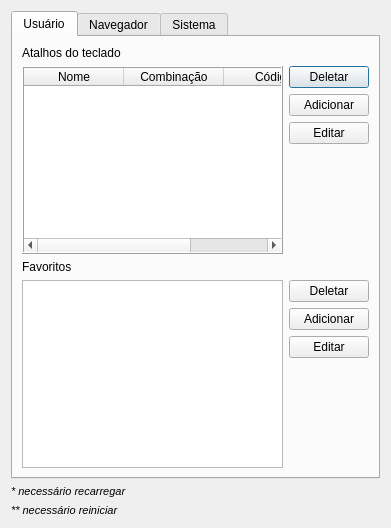
Before: the Qt Designer form Client/settings.ui in Margarina-not-butter/PestoWiki, drawn with Qt 5.
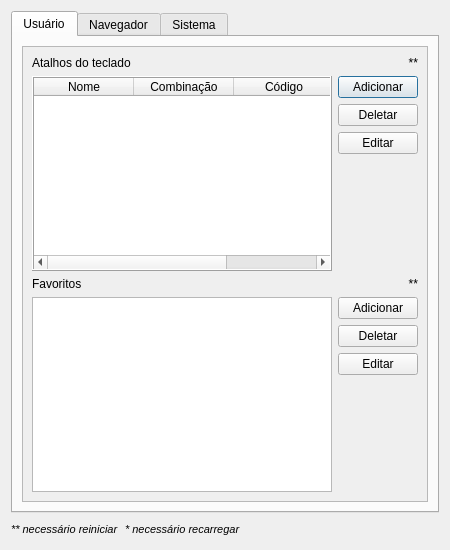
After: the same form once the commit is applied. The open tabs and pages were chosen to show the change. Icons and pictures are not drawn.

The edit to the form file:
```diff
--- a/Client/settings.ui
+++ b/Client/settings.ui
@@ -6,8 +6,8 @@
    <rect>
     <x>0</x>
     <y>0</y>
-    <width>391</width>
-    <height>528</height>
+    <width>450</width>
+    <height>550</height>
    </rect>
   </property>
   <property name="sizePolicy">
@@ -30,14 +30,31 @@
    <item>
     <widget class="QTabWidget" name="tabWidget">
      <property name="currentIndex">
-      <number>1</number>
+      <number>2</number>
      </property>
-     <widget class="QWidget" name="tab">
+     <widget class="QWidget" name="tabUser">
       <attribute name="title">
        <string>Usuário</string>
       </attribute>
       <layout class="QVBoxLayout" name="verticalLayout_5">
        <item>
+        <widget class="QScrollArea" name="saTabUser">
+         <property name="widgetResizable">
+          <bool>true</bool>
+         </property>
+         <widget class="QWidget" name="scrollAreaWidgetContents_2">
+          <property name="geometry">
+           <rect>
+            <x>0</x>
+            <y>0</y>
+            <width>408</width>
+            <height>453</height>
+           </rect>
+          </property>
+          <layout class="QVBoxLayout" name="verticalLayout_9">
+           <item>
+            <layout class="QHBoxLayout" name="layoutLbKeyCombosLabel">
+             <item>
         <widget class="QLabel" name="lbKeyCombos">
          <property name="text">
           <string>Atalhos do teclado</string>
@@ -45,7 +62,22 @@
         </widget>
        </item>
        <item>
-        <layout class="QHBoxLayout" name="horizontalLayout_3">
+              <widget class="QLabel" name="labelLbKeyCombosIndicator">
+               <property name="accessibleDescription">
+                <string>É necessário reiniciar.</string>
+               </property>
+               <property name="text">
+                <string>**</string>
+               </property>
+               <property name="alignment">
+                <set>Qt::AlignRight|Qt::AlignTrailing|Qt::AlignVCenter</set>
+               </property>
+              </widget>
+             </item>
+            </layout>
+           </item>
+           <item>
+            <layout class="QHBoxLayout" name="layoutKeyCombos">
          <item>
           <widget class="QTableWidget" name="twKeyCombos">
            <property name="enabled">
@@ -57,6 +89,9 @@
              <verstretch>0</verstretch>
             </sizepolicy>
            </property>
+               <property name="accessibleDescription">
+                <string>Lista de atalhos definidos.</string>
+               </property>
            <property name="frameShape">
             <enum>QFrame::Box</enum>
            </property>
@@ -93,14 +128,7 @@
           </widget>
          </item>
          <item>
-          <layout class="QVBoxLayout" name="verticalLayout_4">
-           <item>
-            <widget class="QPushButton" name="pbKeyCombosDelete">
-             <property name="text">
-              <string>Deletar</string>
-             </property>
-            </widget>
-           </item>
+              <layout class="QVBoxLayout" name="layoutKeyCombosButtons">
            <item>
             <widget class="QPushButton" name="pbKeyCombosAdd">
              <property name="sizePolicy">
@@ -109,13 +137,29 @@
                <verstretch>0</verstretch>
               </sizepolicy>
              </property>
+                 <property name="accessibleDescription">
+                  <string>Adiciona um novo atalho.</string>
+                 </property>
              <property name="text">
               <string>Adicionar</string>
              </property>
             </widget>
            </item>
+               <item>
+                <widget class="QPushButton" name="pbKeyCombosDelete">
+                 <property name="accessibleDescription">
+                  <string>Deleta o atalho selecionado.</string>
+                 </property>
+                 <property name="text">
+                  <string>Deletar</string>
+                 </property>
+                </widget>
+               </item>
            <item>
             <widget class="QPushButton" name="pbKeyCombosEdit">
+                 <property name="accessibleDescription">
+                  <string>Edita o atalho selecionado</string>
+                 </property>
              <property name="text">
               <string>Editar</string>
              </property>
@@ -139,6 +183,8 @@
         </layout>
        </item>
        <item>
+            <layout class="QHBoxLayout" name="layoutLabelBookmark">
+             <item>
         <widget class="QLabel" name="labelBookmarks">
          <property name="locale">
           <locale language="Portuguese" country="Brazil"/>
@@ -149,32 +195,34 @@
         </widget>
        </item>
        <item>
-        <layout class="QHBoxLayout" name="horizontalLayout">
+              <widget class="QLabel" name="labelBookmarksIndicator">
+               <property name="accessibleDescription">
+                <string>É necessário reiniciar.</string>
+               </property>
+               <property name="text">
+                <string>**</string>
+               </property>
+               <property name="alignment">
+                <set>Qt::AlignRight|Qt::AlignTrailing|Qt::AlignVCenter</set>
+               </property>
+              </widget>
+             </item>
+            </layout>
+           </item>
+           <item>
+            <layout class="QHBoxLayout" name="layoutFavorites">
          <item>
           <widget class="QListWidget" name="lwFavorites">
-           <property name="locale">
-            <locale language="Portuguese" country="Brazil"/>
-           </property>
-          </widget>
-         </item>
-         <item>
-          <layout class="QVBoxLayout" name="verticalLayout_2">
-           <item>
-            <widget class="QPushButton" name="btnFavoritesDelete">
-             <property name="sizePolicy">
-              <sizepolicy hsizetype="Minimum" vsizetype="Fixed">
-               <horstretch>0</horstretch>
-               <verstretch>0</verstretch>
-              </sizepolicy>
-             </property>
+               <property name="accessibleDescription">
+                <string>Lista de favoritados.</string>
+               </property>
              <property name="locale">
               <locale language="Portuguese" country="Brazil"/>
              </property>
-             <property name="text">
-              <string>Deletar</string>
-             </property>
-            </widget>
-           </item>
+              </widget>
+             </item>
+             <item>
+              <layout class="QVBoxLayout" name="layoutFavoritesButtons">
            <item>
             <widget class="QPushButton" name="btnFavoritesAdd">
              <property name="sizePolicy">
@@ -183,6 +231,9 @@
                <verstretch>0</verstretch>
               </sizepolicy>
              </property>
+                 <property name="accessibleDescription">
+                  <string>Adiciona um favorito.</string>
+                 </property>
              <property name="locale">
               <locale language="Portuguese" country="Brazil"/>
              </property>
@@ -191,6 +242,25 @@
              </property>
             </widget>
            </item>
+               <item>
+                <widget class="QPushButton" name="btnFavoritesDelete">
+                 <property name="sizePolicy">
+                  <sizepolicy hsizetype="Minimum" vsizetype="Fixed">
+                   <horstretch>0</horstretch>
+                   <verstretch>0</verstretch>
+                  </sizepolicy>
+                 </property>
+                 <property name="accessibleDescription">
+                  <string>Deleta o favorito selecionado.</string>
+                 </property>
+                 <property name="locale">
+                  <locale language="Portuguese" country="Brazil"/>
+                 </property>
+                 <property name="text">
+                  <string>Deletar</string>
+                 </property>
+                </widget>
+               </item>
            <item>
             <widget class="QPushButton" name="btnFavoritesEdit">
              <property name="sizePolicy">
@@ -199,6 +269,9 @@
                <verstretch>0</verstretch>
               </sizepolicy>
              </property>
+                 <property name="accessibleDescription">
+                  <string>Edita o favorito selecionado.</string>
+                 </property>
              <property name="locale">
               <locale language="Portuguese" country="Brazil"/>
              </property>
@@ -226,12 +299,31 @@
        </item>
       </layout>
      </widget>
-     <widget class="QWidget" name="tab_2">
+        </widget>
+       </item>
+      </layout>
+     </widget>
+     <widget class="QWidget" name="tabBrowser">
       <attribute name="title">
        <string>Navegador</string>
       </attribute>
       <layout class="QVBoxLayout" name="verticalLayout_3">
        <item>
+        <widget class="QScrollArea" name="saBrowser">
+         <property name="widgetResizable">
+          <bool>true</bool>
+         </property>
+         <widget class="QWidget" name="scrollAreaWidgetContents">
+          <property name="geometry">
+           <rect>
+            <x>0</x>
+            <y>0</y>
+            <width>408</width>
+            <height>453</height>
+           </rect>
+          </property>
+          <layout class="QVBoxLayout" name="verticalLayout_8">
+           <item>
         <widget class="QCheckBox" name="checkExternalLinks">
          <property name="locale">
           <locale language="Portuguese" country="Brazil"/>
@@ -276,7 +368,7 @@
         <widget class="QLineEdit" name="leSearchAddress"/>
        </item>
        <item>
-        <layout class="QHBoxLayout" name="horizontalLayout_4">
+            <layout class="QHBoxLayout" name="layoutLabelCustomJS">
          <item>
           <widget class="QLabel" name="labelCustomJS">
            <property name="text">
@@ -285,7 +377,10 @@
           </widget>
          </item>
          <item>
-          <widget class="QLabel" name="label_3">
+              <widget class="QLabel" name="labelIndicatorCustomJS">
+               <property name="accessibleDescription">
+                <string>É necessário recarregar.</string>
+               </property>
            <property name="text">
             <string>*</string>
            </property>
@@ -300,6 +395,8 @@
         <widget class="QPlainTextEdit" name="pteCustomJS"/>
        </item>
        <item>
+            <layout class="QHBoxLayout" name="layoutLabelZoom">
+             <item>
         <widget class="QLabel" name="labelZoom">
          <property name="text">
           <string>Page zoom</string>
@@ -307,6 +404,21 @@
         </widget>
        </item>
        <item>
+              <widget class="QLabel" name="labelIndicatorZoom">
+               <property name="accessibleDescription">
+                <string>É necessário recarregar.</string>
+               </property>
+               <property name="text">
+                <string>*</string>
+               </property>
+               <property name="alignment">
+                <set>Qt::AlignRight|Qt::AlignTrailing|Qt::AlignVCenter</set>
+               </property>
+              </widget>
+             </item>
+            </layout>
+           </item>
+           <item>
         <widget class="QDoubleSpinBox" name="dsZoomFactor">
          <property name="minimum">
           <double>0.000000000000000</double>
@@ -321,13 +433,49 @@
        </item>
       </layout>
      </widget>
-     <widget class="QWidget" name="tab_3">
+        </widget>
+       </item>
+      </layout>
+     </widget>
+     <widget class="QWidget" name="tabSystem">
       <attribute name="title">
        <string>Sistema</string>
       </attribute>
       <layout class="QVBoxLayout" name="verticalLayout_7">
        <item>
+        <widget class="QScrollArea" name="saSystem">
+         <property name="widgetResizable">
+          <bool>true</bool>
+         </property>
+         <widget class="QWidget" name="scrollAreaWidgetContents_3">
+          <property name="geometry">
+           <rect>
+            <x>0</x>
+            <y>0</y>
+            <width>408</width>
+            <height>453</height>
+           </rect>
+          </property>
+          <layout class="QVBoxLayout" name="verticalLayout_10">
+           <item>
         <layout class="QVBoxLayout" name="verticalLayout_6">
+             <item>
+              <widget class="QCheckBox" name="checkHistory">
+               <property name="text">
+                <string>Salvar histórico de navegação.</string>
+               </property>
+              </widget>
+             </item>
+             <item>
+              <widget class="QLabel" name="labelHistoryEntries">
+               <property name="text">
+                <string>Tamanho do histórico (em páginas):</string>
+               </property>
+              </widget>
+             </item>
+             <item>
+              <widget class="QSpinBox" name="sbHistoryEntries"/>
+             </item>
          <item>
           <widget class="QLabel" name="labelLanguage">
            <property name="locale">
@@ -345,10 +493,8 @@
            </property>
           </widget>
          </item>
-        </layout>
-       </item>
        <item>
-        <spacer name="verticalSpacer_3">
+              <spacer name="spacerSaSystem">
          <property name="orientation">
           <enum>Qt::Vertical</enum>
          </property>
@@ -361,7 +507,7 @@
         </spacer>
        </item>
        <item>
-        <layout class="QHBoxLayout" name="horizontalLayout_2">
+              <layout class="QHBoxLayout" name="layoutUpdater">
          <item>
           <widget class="QLabel" name="lbVersion">
            <property name="text">
@@ -392,11 +538,32 @@
         </layout>
        </item>
       </layout>
+           </item>
+          </layout>
      </widget>
     </widget>
    </item>
+      </layout>
+     </widget>
+    </widget>
+   </item>
    <item>
-    <widget class="QLabel" name="label">
+    <layout class="QHBoxLayout" name="layoutCaptions">
+     <item>
+      <widget class="QLabel" name="captionRestart">
+       <property name="font">
+        <font>
+         <pointsize>8</pointsize>
+         <italic>true</italic>
+        </font>
+       </property>
+       <property name="text">
+        <string>** necessário reiniciar</string>
+       </property>
+      </widget>
+     </item>
+     <item>
+      <widget class="QLabel" name="captionReload">
      <property name="font">
       <font>
        <pointsize>8</pointsize>
@@ -410,17 +577,19 @@
     </widget>
    </item>
    <item>
-    <widget class="QLabel" name="label_2">
-     <property name="font">
-      <font>
-       <pointsize>8</pointsize>
-       <italic>true</italic>
-      </font>
-     </property>
-     <property name="text">
-      <string>** necessário reiniciar</string>
-     </property>
-    </widget>
+      <spacer name="spacerCaptions">
+       <property name="orientation">
+        <enum>Qt::Horizontal</enum>
+       </property>
+       <property name="sizeHint" stdset="0">
+        <size>
+         <width>40</width>
+         <height>20</height>
+        </size>
+       </property>
+      </spacer>
+     </item>
+    </layout>
    </item>
   </layout>
  </widget>
```
Lines whose indentation alone changed are shown as unchanged.
